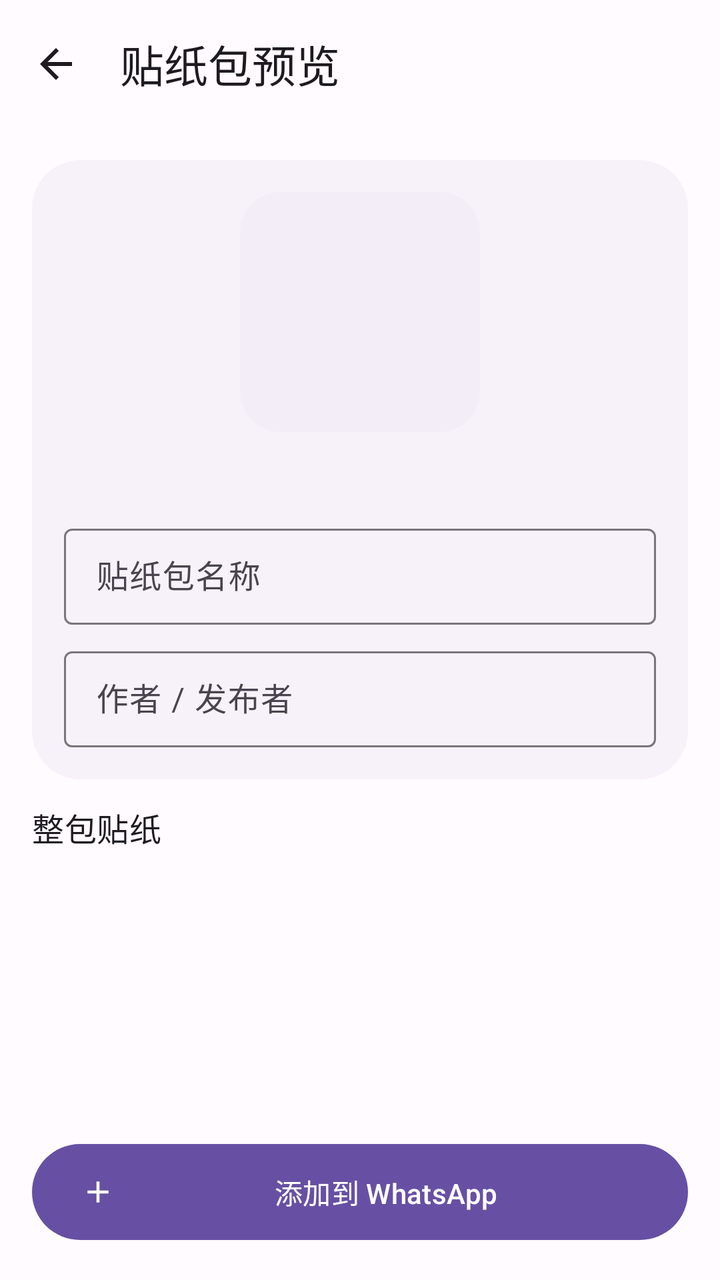
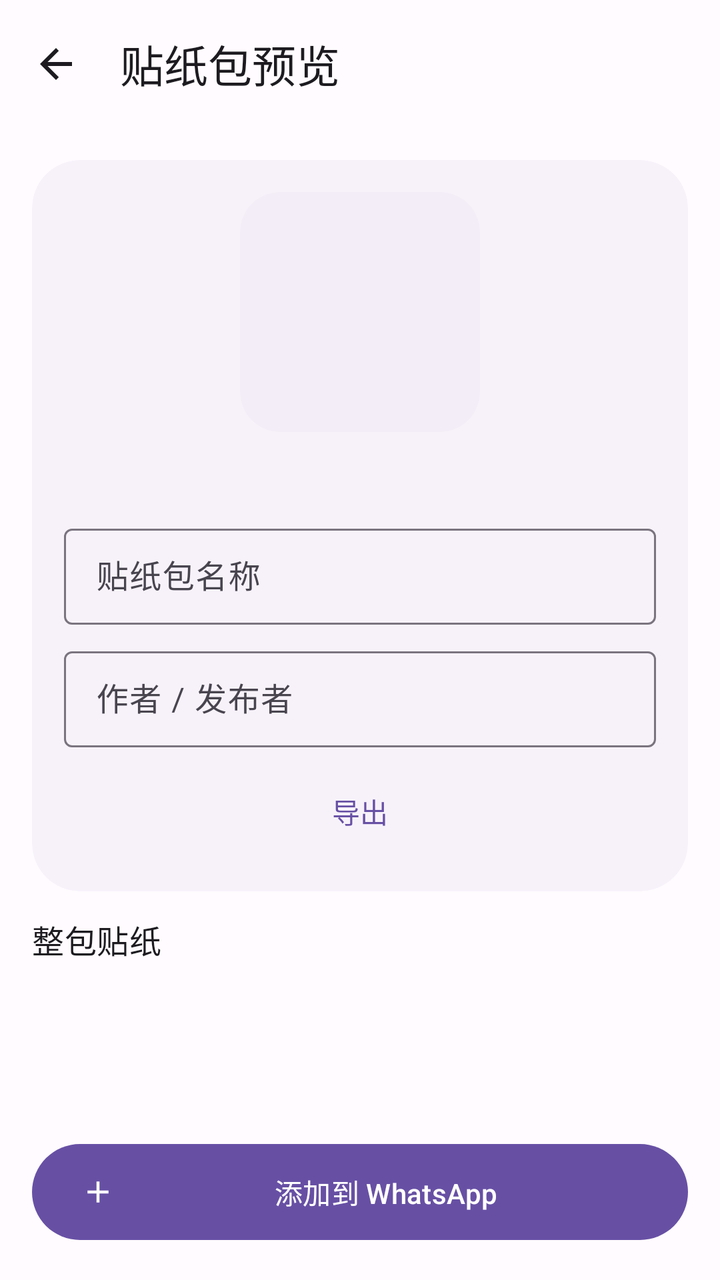

The first picture is an Android layout as it rendered before a commit; the second is the same layout after the commit. The layout source and the unified diff follow.
<!-- AndroidManifest.xml: application theme AppTheme -->
<!-- res/layout/activity_preview.xml -->
<?xml version="1.0" encoding="utf-8"?>
<androidx.coordinatorlayout.widget.CoordinatorLayout
    xmlns:android="http://schemas.android.com/apk/res/android"
    xmlns:app="http://schemas.android.com/apk/res-auto"
    android:id="@+id/preview_root"
    android:layout_width="match_parent"
    android:layout_height="match_parent"
    android:background="?attr/colorSurface">

    <com.google.android.material.appbar.AppBarLayout
        android:layout_width="match_parent"
        android:layout_height="wrap_content"
        android:fitsSystemWindows="true">

        <com.google.android.material.appbar.MaterialToolbar
            android:id="@+id/preview_toolbar"
            android:layout_width="match_parent"
            android:layout_height="?attr/actionBarSize"
            app:navigationIcon="@drawable/ic_back"
            app:navigationContentDescription="@string/main_title"
            app:title="@string/preview_title" />
    </com.google.android.material.appbar.AppBarLayout>

    <androidx.core.widget.NestedScrollView
        android:layout_width="match_parent"
        android:layout_height="match_parent"
        android:paddingBottom="96dp"
        app:layout_behavior="@string/appbar_scrolling_view_behavior">

        <LinearLayout
            android:layout_width="match_parent"
            android:layout_height="wrap_content"
            android:orientation="vertical"
            android:padding="16dp">

            <com.google.android.material.card.MaterialCardView
                style="@style/Widget.App.Card"
                android:layout_width="match_parent"
                android:layout_height="wrap_content">

                <LinearLayout
                    android:layout_width="match_parent"
                    android:layout_height="wrap_content"
                    android:gravity="center_horizontal"
                    android:orientation="vertical">

                    <com.google.android.material.card.MaterialCardView
                        style="@style/Widget.App.StickerCard"
                        android:layout_width="120dp"
                        android:layout_height="120dp">

                        <ImageView
                            android:id="@+id/tray_image"
                            android:layout_width="match_parent"
                            android:layout_height="match_parent"
                            android:contentDescription="@string/pack_name_hint"
                            android:scaleType="fitCenter" />
                    </com.google.android.material.card.MaterialCardView>

                    <TextView
                        android:id="@+id/pack_count"
                        android:layout_width="wrap_content"
                        android:layout_height="wrap_content"
                        android:layout_marginTop="12dp"
                        android:textAppearance="?attr/textAppearanceLabelLarge" />

                    <com.google.android.material.textfield.TextInputLayout
                        android:layout_width="match_parent"
                        android:layout_height="wrap_content"
                        android:layout_marginTop="12dp"
                        android:hint="@string/pack_name_hint">

                        <com.google.android.material.textfield.TextInputEditText
                            android:id="@+id/pack_name_input"
                            android:layout_width="match_parent"
                            android:layout_height="48dp"
                            android:inputType="text"
                            android:maxLines="1" />
                    </com.google.android.material.textfield.TextInputLayout>

                    <com.google.android.material.textfield.TextInputLayout
                        android:layout_width="match_parent"
                        android:layout_height="wrap_content"
                        android:layout_marginTop="8dp"
                        android:hint="@string/pack_author_hint">

                        <com.google.android.material.textfield.TextInputEditText
                            android:id="@+id/pack_author_input"
                            android:layout_width="match_parent"
                            android:layout_height="48dp"
                            android:inputType="text"
                            android:maxLines="1" />
                    </com.google.android.material.textfield.TextInputLayout>
                </LinearLayout>
            </com.google.android.material.card.MaterialCardView>

            <TextView
                android:layout_width="wrap_content"
                android:layout_height="48dp"
                android:gravity="center_vertical"
                android:text="@string/sticker_grid_label"
                android:textAppearance="?attr/textAppearanceTitleMedium" />

            <androidx.recyclerview.widget.RecyclerView
                android:id="@+id/sticker_grid"
                android:layout_width="match_parent"
                android:layout_height="wrap_content"
                android:nestedScrollingEnabled="false" />
        </LinearLayout>
    </androidx.core.widget.NestedScrollView>

    <com.google.android.material.button.MaterialButton
        android:id="@+id/add_button"
        android:layout_width="match_parent"
        android:layout_height="56dp"
        android:layout_gravity="bottom"
        android:layout_margin="16dp"
        android:text="@string/add_to_whatsapp"
        app:icon="@drawable/ic_add" />
</androidx.coordinatorlayout.widget.CoordinatorLayout>
<!-- resources referenced by this layout -->
<resources>
  <!-- drawable ic_add (drawable) -->
  <vector xmlns:android="http://schemas.android.com/apk/res/android"
      android:width="24dp" android:height="24dp"
      android:viewportWidth="24" android:viewportHeight="24">
      <path android:fillColor="?attr/colorOnPrimary"
          android:pathData="M19,13h-6v6h-2v-6H5v-2h6V5h2v6h6z" />
  </vector>
  <!-- drawable ic_back (drawable) -->
  <vector xmlns:android="http://schemas.android.com/apk/res/android"
      android:width="24dp" android:height="24dp"
      android:viewportWidth="24" android:viewportHeight="24">
      <path android:fillColor="?attr/colorOnSurface"
          android:pathData="M20,11H7.8l5.6,-5.6L12,4l-8,8l8,8l1.4,-1.4L7.8,13H20z" />
  </vector>
  <string name="add_to_whatsapp">添加到 WhatsApp</string>
  <string name="main_title">我的贴纸包</string>
  <string name="pack_author_hint">作者 / 发布者</string>
  <string name="pack_name_hint">贴纸包名称</string>
  <string name="preview_title">贴纸包预览</string>
  <string name="sticker_grid_label">整包贴纸</string>
  <style name="Widget.App.Card" parent="Widget.Material3.CardView.Filled">
          <item name="cardCornerRadius">24dp</item>
          <item name="cardBackgroundColor">?attr/colorSurfaceContainerLow</item>
          <item name="contentPadding">16dp</item>
      </style>
  <style name="Widget.App.StickerCard" parent="Widget.Material3.CardView.Filled">
          <item name="cardCornerRadius">20dp</item>
          <item name="cardBackgroundColor">?attr/colorSurfaceContainer</item>
      </style>
  <style name="AppTheme" parent="Base.AppTheme" />
  <style name="Base.AppTheme" parent="Theme.Material3.DayNight.NoActionBar">
          <item name="dynamicColorThemeOverlay">@style/ThemeOverlay.Material3.DynamicColors.DayNight</item>
          <item name="colorPrimary">@color/seed_primary</item>
          <item name="colorOnPrimary">@color/seed_on_primary</item>
          <item name="colorPrimaryContainer">@color/seed_primary_container</item>
          <item name="colorOnPrimaryContainer">@color/seed_on_primary_container</item>
          <item name="colorSurface">@color/md3_surface</item>
          <item name="colorSurfaceContainer">@color/md3_surface_container</item>
          <item name="colorSurfaceContainerLow">@color/md3_surface_container_low</item>
          <item name="colorSurfaceContainerHigh">@color/md3_surface_container_high</item>
          <item name="android:colorBackground">@color/md3_surface</item>
          <item name="android:windowActivityTransitions">true</item>
          <item name="android:windowContentTransitions">true</item>
      </style>
  <color name="seed_primary">#FF6750A4</color>
  <color name="seed_on_primary">#FFFFFFFF</color>
  <color name="seed_primary_container">#FFEADDFF</color>
  <color name="seed_on_primary_container">#FF21005D</color>
  <color name="md3_surface">#FFFFFBFE</color>
  <color name="md3_surface_container">#FFF3EDF7</color>
  <color name="md3_surface_container_low">#FFF7F2FA</color>
  <color name="md3_surface_container_high">#FFECE6F0</color>
</resources>

<!-- the commit's change to res/layout/activity_preview.xml (unified diff, before → after) -->
@@ -91,6 +91,30 @@
                             android:inputType="text"
                             android:maxLines="1" />
                     </com.google.android.material.textfield.TextInputLayout>
+
+                    <LinearLayout
+                        android:layout_width="match_parent"
+                        android:layout_height="wrap_content"
+                        android:layout_marginTop="8dp"
+                        android:orientation="horizontal">
+
+                        <com.google.android.material.button.MaterialButton
+                            android:id="@+id/preview_export_button"
+                            style="@style/Widget.Material3.Button.TextButton"
+                            android:layout_width="0dp"
+                            android:layout_height="48dp"
+                            android:layout_weight="1"
+                            android:text="@string/export_wastickers" />
+
+                        <com.google.android.material.button.MaterialButton
+                            android:id="@+id/preview_refetch_button"
+                            style="@style/Widget.Material3.Button.TextButton"
+                            android:layout_width="0dp"
+                            android:layout_height="48dp"
+                            android:layout_weight="1"
+                            android:text="@string/refetch"
+                            android:visibility="gone" />
+                    </LinearLayout>
                 </LinearLayout>
             </com.google.android.material.card.MaterialCardView>
 
<!-- resource entries referenced after the edit -->
@@ -15,10 +15,12 @@
           android:pathData="M20,11H7.8l5.6,-5.6L12,4l-8,8l8,8l1.4,-1.4L7.8,13H20z" />
   </vector>
   <string name="add_to_whatsapp">添加到 WhatsApp</string>
+  <string name="export_wastickers">导出</string>
   <string name="main_title">我的贴纸包</string>
   <string name="pack_author_hint">作者 / 发布者</string>
   <string name="pack_name_hint">贴纸包名称</string>
   <string name="preview_title">贴纸包预览</string>
+  <string name="refetch">重新拉取</string>
   <string name="sticker_grid_label">整包贴纸</string>
   <style name="Widget.App.Card" parent="Widget.Material3.CardView.Filled">
           <item name="cardCornerRadius">24dp</item>
